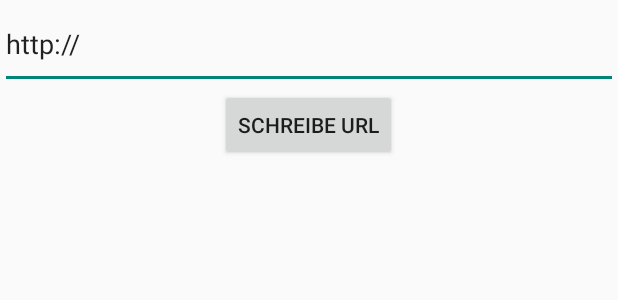
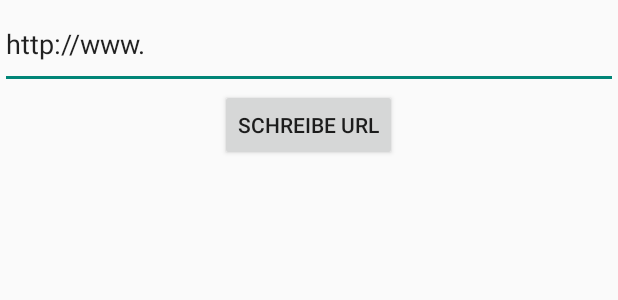
Before and after one commit to NFCProjektGTS/Beta-Prototype, an Android app: the layout fragment_wurl.xml on its own in the app's theme, with its tools: preview values and no code run, on a phone screen of 412 x 824 dp. Shown: the top 300 px of the screen. Run offline under Robolectric (Android 15) with nearby library versions, the phone set to English and light mode, and no system bars.

Commit message:
[change] http:// to http://www.

```diff
--- a/nfcbeta/src/main/res/layout/fragment_wurl.xml
+++ b/nfcbeta/src/main/res/layout/fragment_wurl.xml
@@ -12,7 +12,7 @@
         android:layout_height="wrap_content"
         android:id="@+id/editText_wURL"
         android:layout_weight="0.02"
-        android:text="http://"
+        android:text="http://www."
         android:singleLine="true" />
 
     <Button
```
